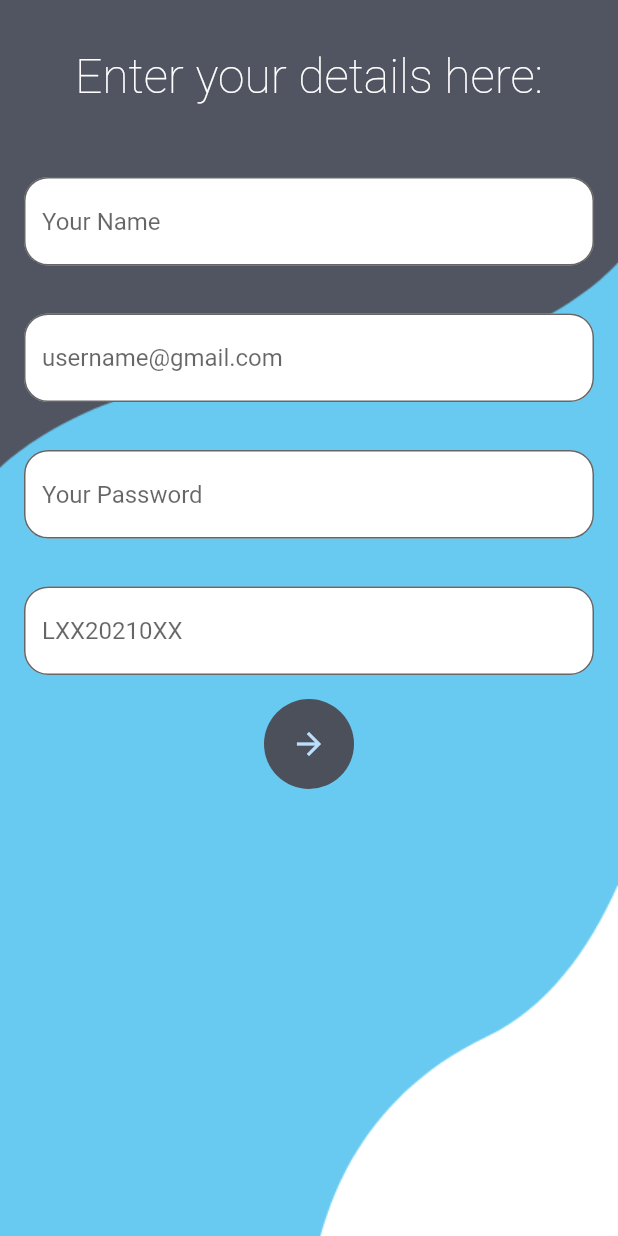
After one commit to rktejesh/Fluttadex, a Flutter app: the FormImplementation screen opened directly, on a phone screen of 412 x 824 dp. The commit adds this screen. Run offline on Flutter 3.47's test engine with Material 2 defaults, Android fonts, the phone set to English and light mode, and no system bars; missing offline and left inert: dart:ffi, fab_circular_menu.

Commit message:
added form

```diff
--- /dev/null
+++ b/lib/routes/form.dart
@@ -0,0 +1,122 @@
+import 'package:flutter/cupertino.dart';
+import 'package:flutter/material.dart';
+
+class FormImplementation extends StatefulWidget {
+  const FormImplementation({Key? key}) : super(key: key);
+
+  @override
+  _FormImplementationState createState() => _FormImplementationState();
+}
+
+class _FormImplementationState extends State<FormImplementation> {
+  @override
+  Widget build(BuildContext context) {
+    return Container(
+      decoration: const BoxDecoration(
+        image: DecorationImage(image: AssetImage('assets/Images/register_bg.png'), fit: BoxFit.cover),
+      ),
+      child: Scaffold(
+        backgroundColor: Colors.transparent,
+        body: Column(
+          children: [
+            const Padding(
+              padding: EdgeInsets.all(32.0),
+              child: Text('Enter your details here:', style: TextStyle(
+                color: Colors.white,
+                fontSize: 32,
+                fontWeight: FontWeight.w100,
+              ),),
+            ),
+            SingleChildScrollView(
+              child: Column(
+                children: [
+                  Padding(
+                    padding: EdgeInsets.all(16.0),
+                    child: TextField(
+                      decoration: InputDecoration(
+                        hintText: 'Your Name',
+                        fillColor: Colors.white,
+                        filled: true,
+                        border: OutlineInputBorder(
+                          borderRadius: BorderRadius.circular(16),
+                        )
+                      ),
+                    ),
+                  ),
+
+                  Padding(
+                    padding: EdgeInsets.all(16.0),
+                    child: TextField(
+                      decoration: InputDecoration(
+                          hintText: 'username@gmail.com',
+                          fillColor: Colors.white,
+                          filled: true,
+                          border: OutlineInputBorder(
+                            borderRadius: BorderRadius.circular(16),
+                          )
+                      ),
+                    ),
+                  ),
+
+                  Padding(
+                    padding: EdgeInsets.all(16.0),
+                    child: TextField(
+                      obscureText: true,
+                      decoration: InputDecoration(
+                          hintText: 'Your Password',
+                          fillColor: Colors.white,
+                          filled: true,
+                          border: OutlineInputBorder(
+                            borderRadius: BorderRadius.circular(16),
+                          )
+                      ),
+                    ),
+                  ),
+                  Padding(
+                    padding: EdgeInsets.all(16.0),
+                    child: TextField(
+                      decoration: InputDecoration(
+                          hintText: 'LXX20210XX',
+                          fillColor: Colors.white,
+                          filled: true,
+                          border: OutlineInputBorder(
+                            borderRadius: BorderRadius.circular(16),
+                          )
+                      ),
+                    ),
+                  ),
+
+                  CircleAvatar(
+                    radius: 30,
+                    backgroundColor: Color(0xff4c505b),
+                    child: IconButton(
+                      onPressed: () {},
+                      icon: Icon(Icons.arrow_forward),
+                    ),
+                  )
+
+
+                ],
+              ),
+            ),
+          ],
+        ),
+      ),
+    );
+  }
+}
+
+class FormDescription extends StatelessWidget {
+  const FormDescription({Key? key}) : super(key: key);
+
+  @override
+  Widget build(BuildContext context) {
+    return const Center(
+      child: Text(
+        "Form class is used to design a form in flutter. TextField widget allows user to input details which can be further decorated with decoration property. Password fields can be made to hide the text with obscureText property set to true.",
+        style: TextStyle(),
+        textAlign: TextAlign.center,
+      ),
+    );
+  }
+}
--- a/lib/widget_list.dart
+++ b/lib/widget_list.dart
@@ -6,6 +6,7 @@ import 'package:flutterista/models/widget_window.dart';
 import 'package:flutterista/routes/appBar.dart';
 import 'package:flutterista/routes/column.dart';
 import 'package:flutterista/routes/floatingActionButton.dart';
+import 'package:flutterista/routes/form.dart';
 import 'package:flutterista/routes/image.dart';
 import 'package:flutterista/routes/icon.dart';
 import 'package:flutterista/routes/elevatedButton.dart';
@@ -76,6 +77,12 @@ class _ListBuilderState extends State<ListBuilder> {
         description: ElevatedButtonDescription(),
         link: "https://api.flutter.dev/flutter/material/ElevatedButton-class.html",
       ),
+      WidgetModel(
+        name: "Form",
+        implementation: FormImplementation(),
+        description: FormDescription(),
+        link: "https://api.flutter.dev/flutter/widgets/Form-class.html",
+      ),
     ];
 
     return ListView(
```
Also changed, not shown: assets/Images/register_bg.png (added).
